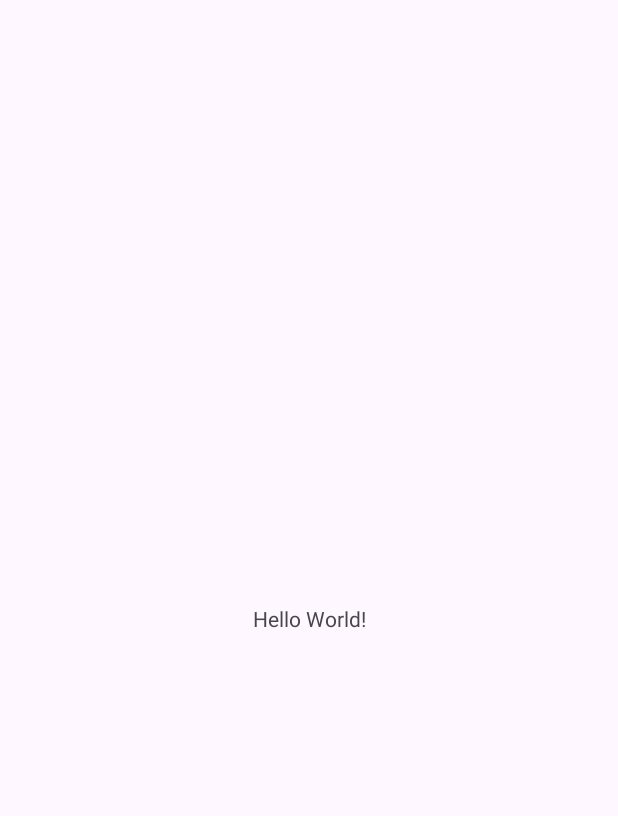
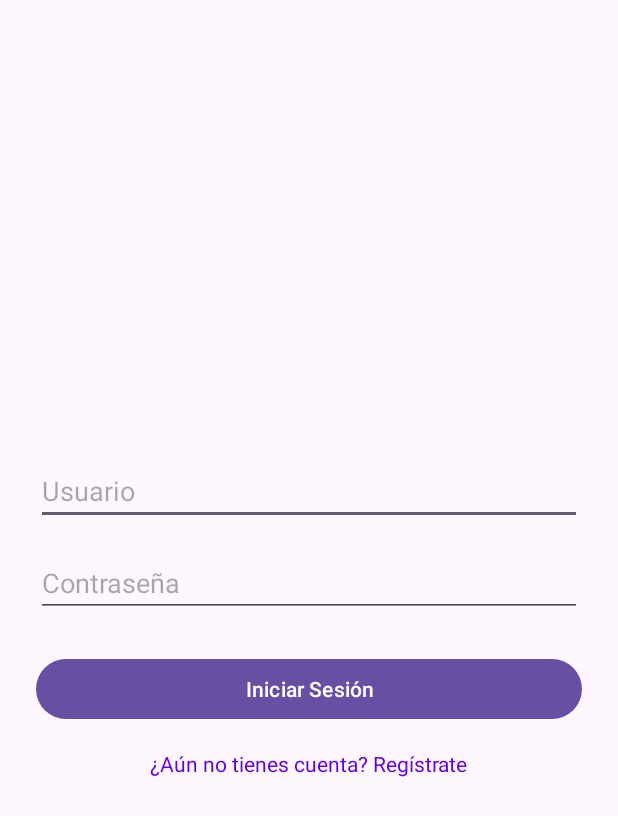
Before and after one commit to htejadag/CM2025EP, an Android app: the screen it shows after launch (MainActivity), on a phone screen of 412 x 824 dp. Before the commit the part shown is almost empty. Shown: the top 816 px of the screen. Run offline under Robolectric (Android 15) with nearby library versions, the phone set to English and light mode, and no system bars.

```diff
--- a/app/src/main/AndroidManifest.xml
+++ b/app/src/main/AndroidManifest.xml
@@ -13,6 +13,12 @@
         android:theme="@style/Theme.ExamenParcial"
         tools:targetApi="31">
         <activity
+            android:name=".RegistroActivity"
+            android:exported="false" />
+        <activity
+            android:name=".ExitoActivity"
+            android:exported="false" />
+        <activity
             android:name=".MainActivity"
             android:exported="true">
             <intent-filter>
--- a/app/src/main/java/com/example/examenparcial/MainActivity.java
+++ b/app/src/main/java/com/example/examenparcial/MainActivity.java
@@ -1,24 +1,98 @@
 package com.example.examenparcial;
 
+import android.content.Intent;
 import android.os.Bundle;
+import android.widget.Button;
+import android.widget.EditText;
+import android.widget.TextView;
+import android.widget.Toast;
 
-import androidx.activity.EdgeToEdge;
 import androidx.appcompat.app.AppCompatActivity;
-import androidx.core.graphics.Insets;
-import androidx.core.view.ViewCompat;
-import androidx.core.view.WindowInsetsCompat;
 
 public class MainActivity extends AppCompatActivity {
+
+    // Constantes para evitar "magic numbers"
+    private static final int MAX_USERNAME_LENGTH = 20;
+    private static final int REGISTER_REQUEST_CODE = 1;
+
+    private EditText etUsuario, etContrasena;
+    private String registeredEmail = "";
+    private String registeredPassword = "";
 
     @Override
     protected void onCreate(Bundle savedInstanceState) {
         super.onCreate(savedInstanceState);
-        EdgeToEdge.enable(this);
         setContentView(R.layout.activity_main);
-        ViewCompat.setOnApplyWindowInsetsListener(findViewById(R.id.main), (v, insets) -> {
-            Insets systemBars = insets.getInsets(WindowInsetsCompat.Type.systemBars());
-            v.setPadding(systemBars.left, systemBars.top, systemBars.right, systemBars.bottom);
-            return insets;
+
+        initViews();
+        setupLoginButton();
+        setupRegisterLink();
+    }
+
+    private void initViews() {
+        etUsuario = findViewById(R.id.etUsuario);
+        etContrasena = findViewById(R.id.etContrasena);
+        Button btnIniciarSesion = findViewById(R.id.btnIniciarSesion);
+        TextView tvRegistrarse = findViewById(R.id.tvRegistrarse);
+    }
+
+    private void setupLoginButton() {
+        findViewById(R.id.btnIniciarSesion).setOnClickListener(v -> {
+            String usuario = etUsuario.getText().toString().trim();
+            String contrasena = etContrasena.getText().toString().trim();
+
+            if (!validateUsername(usuario)) return;
+
+            if (isValidLogin(usuario, contrasena)) {
+                startActivity(new Intent(this, ExitoActivity.class));
+            } else {
+                showToast(R.string.credenciales_incorrectas);
+            }
         });
     }
+
+    private boolean validateUsername(String username) {
+        if (username.length() > MAX_USERNAME_LENGTH) {
+            showToast(R.string.error_usuario_largo);
+            return false;
+        }
+        return true;
+    }
+
+    private boolean isValidLogin(String usuario, String contrasena) {
+        String adminUser = getString(R.string.admin_user);
+        String adminPass = getString(R.string.admin_password);
+
+        return (usuario.equals(adminUser) && contrasena.equals(adminPass)) ||
+                usuario.equals(contrasena) ||
+                (usuario.equals(registeredEmail) && contrasena.equals(registeredPassword));
+    }
+
+    private void setupRegisterLink() {
+        findViewById(R.id.tvRegistrarse).setOnClickListener(v -> {
+            startActivityForResult(
+                    new Intent(this, RegistroActivity.class),
+                    REGISTER_REQUEST_CODE
+            );
+        });
+    }
+
+    private void showToast(int stringResId) {
+        Toast.makeText(this, stringResId, Toast.LENGTH_SHORT).show();
+    }
+
+    @Override
+    protected void onActivityResult(int requestCode, int resultCode, Intent data) {
+        super.onActivityResult(requestCode, resultCode, data);
+
+        if (requestCode == REGISTER_REQUEST_CODE && resultCode == RESULT_OK && data != null) {
+            registeredEmail = data.getStringExtra("");
+            registeredPassword = data.getStringExtra("");
+
+            etUsuario.setText(registeredEmail);
+            etContrasena.setText(registeredPassword);
+
+            showToast(R.string.registro_exitoso);
+        }
+    }
 }
--- a/app/src/main/res/layout/activity_main.xml
+++ b/app/src/main/res/layout/activity_main.xml
@@ -1,19 +1,42 @@
 <?xml version="1.0" encoding="utf-8"?>
-<androidx.constraintlayout.widget.ConstraintLayout xmlns:android="http://schemas.android.com/apk/res/android"
-    xmlns:app="http://schemas.android.com/apk/res-auto"
-    xmlns:tools="http://schemas.android.com/tools"
-    android:id="@+id/main"
+<LinearLayout xmlns:android="http://schemas.android.com/apk/res/android"
     android:layout_width="match_parent"
     android:layout_height="match_parent"
-    tools:context=".MainActivity">
+    android:gravity="center"
+    android:orientation="vertical"
+    android:padding="24dp">
+
+    <EditText
+        android:id="@+id/etUsuario"
+        android:layout_width="match_parent"
+        android:layout_height="wrap_content"
+        android:hint="@string/usuario_hint"
+        android:maxLength="20"
+        android:inputType="textPersonName"
+        android:layout_marginBottom="16dp" />
+
+    <EditText
+        android:id="@+id/etContrasena"
+        android:layout_width="match_parent"
+        android:layout_height="wrap_content"
+        android:hint="@string/contrasena_hint"
+        android:inputType="textPassword"
+        android:layout_marginBottom="24dp" />
+
+    <Button
+        android:id="@+id/btnIniciarSesion"
+        android:layout_width="match_parent"
+        android:layout_height="wrap_content"
+        android:text="@string/btn_iniciar_sesion" />
 
     <TextView
+        android:id="@+id/tvRegistrarse"
         android:layout_width="wrap_content"
         android:layout_height="wrap_content"
-        android:text="Hello World!"
-        app:layout_constraintBottom_toBottomOf="parent"
-        app:layout_constraintEnd_toEndOf="parent"
-        app:layout_constraintStart_toStartOf="parent"
-        app:layout_constraintTop_toTopOf="parent" />
+        android:text="@string/registro_prompt"
+        android:textColor="@color/purple_500"
+        android:clickable="true"
+        android:focusable="true"
+        android:layout_marginTop="16dp" />
 
-</androidx.constraintlayout.widget.ConstraintLayout>
+</LinearLayout>
--- a/app/src/main/res/values/colors.xml
+++ b/app/src/main/res/values/colors.xml
@@ -2,4 +2,7 @@
 <resources>
     <color name="black">#FF000000</color>
     <color name="white">#FFFFFFFF</color>
+    <color name="purple_200">#FFBB86FC</color>
+    <color name="purple_500">#FF6200EE</color>
+
 </resources>
--- a/app/src/main/res/values/strings.xml
+++ b/app/src/main/res/values/strings.xml
@@ -1,3 +1,51 @@
+<?xml version="1.0" encoding="utf-8"?>
 <resources>
+    <!-- Nombre de la aplicación -->
     <string name="app_name">ExamenParcial</string>
+
+    <!-- Arreglo para el Spinner de género -->
+    <string-array name="genero_array">
+        <item>Seleccione</item>
+        <item>Hombre</item>
+        <item>Mujer</item>
+    </string-array>
+
+    <!-- Hints para campos de texto -->
+    <string name="nombre_hint">Nombre</string>
+    <string name="correo_hint">Correo electrónico</string>
+    <string name="contrasena_hint">Contraseña</string>
+    <string name="contrasena_hint_registro">Contraseña</string>
+    <string name="celular_hint">Celular</string>
+    <string name="fecha_nacimiento_hint">dd/mm/aaaa</string>
+    <string name="usuario_hint">Usuario</string>
+
+    <!-- Etiquetas y textos de botones -->
+    <string name="btn_registrar">Registrar</string>
+    <string name="btn_regresar">Regresar</string>
+    <string name="btn_iniciar_sesion">Iniciar Sesión</string>
+    <string name="registro_prompt">¿Aún no tienes cuenta? Regístrate</string>
+
+    <!-- Mensajes de error -->
+    <string name="error_nombre">Ingrese su nombre</string>
+    <string name="error_correo">Ingrese un correo válido</string>
+    <string name="error_contrasena">Ingrese una contraseña</string>
+    <string name="error_celular">Ingrese un número válido (9 dígitos)</string>
+    <string name="error_fecha">Formato dd/mm/aaaa</string>
+    <string name="error_genero">Seleccione un género</string>
+    <string name="error_terminos">Debe aceptar los términos</string>
+    <string name="error_usuario_largo">El usuario no puede tener más de 20 caracteres</string>
+    <string name="credenciales_incorrectas">Credenciales incorrectas</string>
+
+    <!-- Mensajes de éxito -->
+    <string name="registro_exitoso">Registro completado. Puede iniciar sesión</string>
+
+    <!-- Texto para el Spinner de género -->
+    <string name="seleccionar_genero">Seleccionar género:</string>
+
+    <!-- Texto para el CheckBox de términos y condiciones -->
+    <string name="aceptar_terminos">Acepto los términos y condiciones</string>
+
+    <!-- Credenciales de administrador (solo para pruebas) -->
+    <string name="admin_user">admin</string>
+    <string name="admin_password">1234</string>
 </resources>
```
Also changed, not shown: app/src/main/java/com/example/examenparcial/ExitoActivity.java (added, +12 -0 lines), app/src/main/java/com/example/examenparcial/RegistroActivity.java (added, +150 -0 lines), app/src/main/res/layout/activity_exito.xml (added, +21 -0 lines), app/src/main/res/layout/activity_registro.xml (added, +87 -0 lines).
